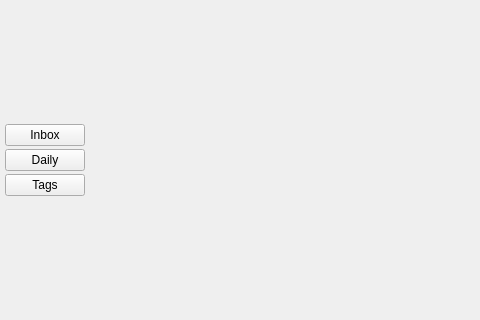
First picture: the form in mainwindow.ui, repository SeptemberHX/TodoManager, before the edit; both pictures show x 0 to 480 and y 190 to 510 of the 848 by 705 pixel window.
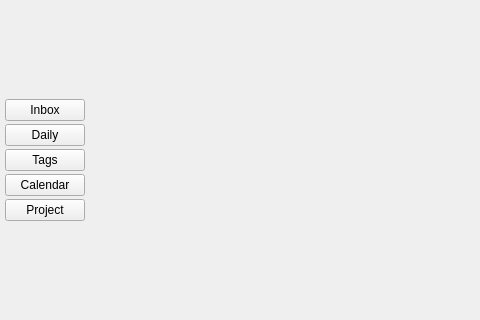
Second picture: the form after the edit.

Commit message: Add: MainWindow, add Calendar and Project button. Prepare for tow more mode

The edit to the form file:
```diff
--- a/mainwindow.ui
+++ b/mainwindow.ui
@@ -97,6 +97,20 @@
          </property>
         </widget>
        </item>
+       <item>
+        <widget class="QPushButton" name="calendarPushButton">
+         <property name="text">
+          <string>Calendar</string>
+         </property>
+        </widget>
+       </item>
+       <item>
+        <widget class="QPushButton" name="projectPushButton">
+         <property name="text">
+          <string>Project</string>
+         </property>
+        </widget>
+       </item>
        <item>
         <spacer name="verticalSpacer">
          <property name="orientation">
```
The commit also changes 1 other file.
